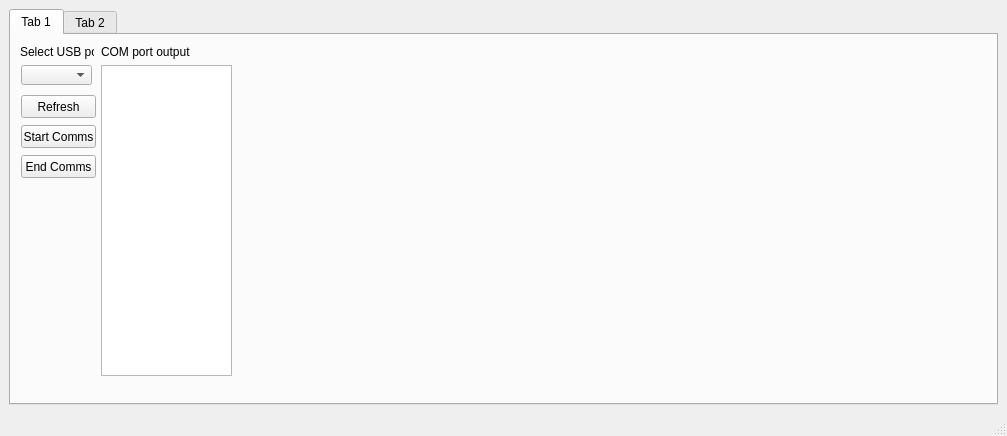
Qt form mainwindow.ui (niallbeggan/TelemetrySystem) before a commit.
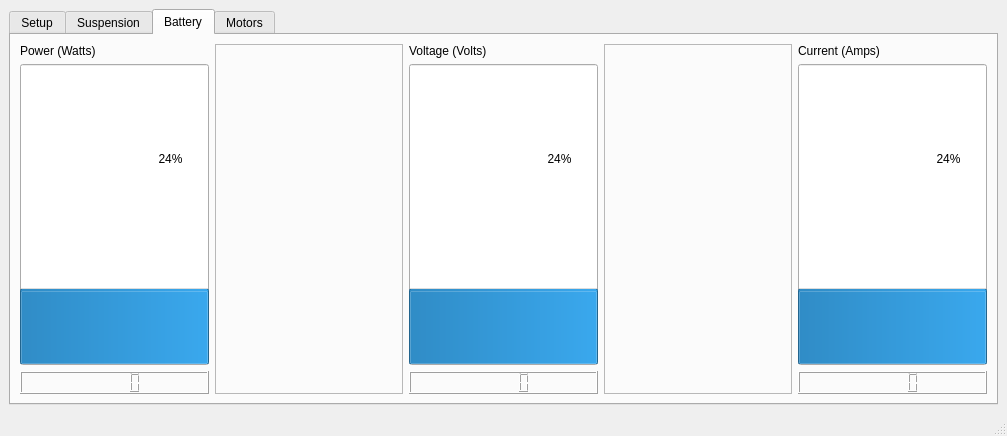
The same form after that commit. The open tabs and pages were chosen to show the change. Custom widgets are drawn as their Qt base class.

Patch:
```diff
--- a/mainwindow.ui
+++ b/mainwindow.ui
@@ -43,25 +43,25 @@
       </property>
       <widget class="QWidget" name="tab">
        <attribute name="title">
-        <string>Tab 1</string>
+        <string>Setup</string>
        </attribute>
        <widget class="QComboBox" name="comboBoxSerialPorts">
         <property name="geometry">
          <rect>
           <x>10</x>
           <y>30</y>
-          <width>71</width>
-          <height>20</height>
+          <width>261</width>
+          <height>41</height>
          </rect>
         </property>
        </widget>
        <widget class="QTextEdit" name="textEdit_2">
         <property name="geometry">
          <rect>
-          <x>90</x>
-          <y>30</y>
-          <width>131</width>
-          <height>311</height>
+          <x>10</x>
+          <y>250</y>
+          <width>261</width>
+          <height>91</height>
          </rect>
         </property>
        </widget>
@@ -69,8 +69,8 @@
         <property name="geometry">
          <rect>
           <x>10</x>
-          <y>60</y>
-          <width>75</width>
+          <y>80</y>
+          <width>261</width>
           <height>23</height>
          </rect>
         </property>
@@ -82,26 +82,49 @@
         <property name="geometry">
          <rect>
           <x>10</x>
-          <y>90</y>
-          <width>75</width>
-          <height>23</height>
+          <y>110</y>
+          <width>261</width>
+          <height>51</height>
          </rect>
         </property>
+        <property name="sizePolicy">
+         <sizepolicy hsizetype="Fixed" vsizetype="Fixed">
+          <horstretch>0</horstretch>
+          <verstretch>0</verstretch>
+         </sizepolicy>
+        </property>
+        <property name="cursor">
+         <cursorShape>ArrowCursor</cursorShape>
+        </property>
+        <property name="styleSheet">
+         <string notr="true">background-color: qlineargradient(spread:pad, x1:0, y1:0, x2:1, y2:1, stop:1 rgba(0, 192, 0, 255));
+font: 87 16pt &quot;Arial Black&quot; ;</string>
+        </property>
         <property name="text">
-         <string>Start Comms</string>
+         <string>START COMMS</string>
         </property>
        </widget>
        <widget class="QPushButton" name="endComms">
         <property name="geometry">
          <rect>
           <x>10</x>
-          <y>120</y>
-          <width>75</width>
-          <height>23</height>
+          <y>110</y>
+          <width>261</width>
+          <height>51</height>
          </rect>
         </property>
+        <property name="sizePolicy">
+         <sizepolicy hsizetype="Fixed" vsizetype="Fixed">
+          <horstretch>0</horstretch>
+          <verstretch>0</verstretch>
+         </sizepolicy>
+        </property>
+        <property name="styleSheet">
+         <string notr="true">font: 87 16pt &quot;Arial Black&quot; ;
+background-color: qlineargradient(spread:pad, x1:0, y1:0, x2:1, y2:1, stop:1 rgba(255, 0, 0, 255));</string>
+        </property>
         <property name="text">
-         <string>End Comms</string>
+         <string>STOP COMMS</string>
         </property>
        </widget>
        <widget class="QLabel" name="label">
@@ -120,8 +143,8 @@
        <widget class="QLabel" name="label_2">
         <property name="geometry">
          <rect>
-          <x>90</x>
-          <y>9</y>
+          <x>10</x>
+          <y>220</y>
           <width>171</width>
           <height>16</height>
          </rect>
@@ -133,7 +156,7 @@
       </widget>
       <widget class="QWidget" name="tab_2">
        <attribute name="title">
-        <string>Tab 2</string>
+        <string>Suspension</string>
        </attribute>
        <layout class="QVBoxLayout" name="verticalLayout">
         <item>
@@ -142,12 +165,212 @@
         <item>
          <widget class="QCustomPlot" name="plot" native="true"/>
         </item>
+       </layout>
+      </widget>
+      <widget class="QWidget" name="tab_3">
+       <attribute name="title">
+        <string>Battery</string>
+       </attribute>
+       <layout class="QHBoxLayout" name="horizontalLayout">
         <item>
-         <widget class="QPushButton" name="clearPlot">
-          <property name="text">
-           <string>Clear Plot</string>
-          </property>
-         </widget>
+         <layout class="QVBoxLayout" name="verticalLayout_2">
+          <item>
+           <widget class="QLabel" name="label_3">
+            <property name="text">
+             <string>Power (Watts)</string>
+            </property>
+           </widget>
+          </item>
+          <item>
+           <widget class="QProgressBar" name="power">
+            <property name="sizePolicy">
+             <sizepolicy hsizetype="Preferred" vsizetype="MinimumExpanding">
+              <horstretch>0</horstretch>
+              <verstretch>0</verstretch>
+             </sizepolicy>
+            </property>
+            <property name="value">
+             <number>24</number>
+            </property>
+            <property name="orientation">
+             <enum>Qt::Vertical</enum>
+            </property>
+           </widget>
+          </item>
+          <item>
+           <widget class="QLCDNumber" name="lcdNumber"/>
+          </item>
+         </layout>
+        </item>
+        <item>
+         <layout class="QVBoxLayout" name="verticalLayout_5">
+          <item>
+           <widget class="QFrame" name="frame">
+            <property name="frameShape">
+             <enum>QFrame::StyledPanel</enum>
+            </property>
+            <property name="frameShadow">
+             <enum>QFrame::Raised</enum>
+            </property>
+           </widget>
+          </item>
+         </layout>
+        </item>
+        <item>
+         <layout class="QVBoxLayout" name="verticalLayout_3">
+          <item>
+           <widget class="QLabel" name="label_4">
+            <property name="text">
+             <string>Voltage (Volts)</string>
+            </property>
+           </widget>
+          </item>
+          <item>
+           <widget class="QProgressBar" name="power_2">
+            <property name="sizePolicy">
+             <sizepolicy hsizetype="Preferred" vsizetype="MinimumExpanding">
+              <horstretch>0</horstretch>
+              <verstretch>0</verstretch>
+             </sizepolicy>
+            </property>
+            <property name="value">
+             <number>24</number>
+            </property>
+            <property name="orientation">
+             <enum>Qt::Vertical</enum>
+            </property>
+           </widget>
+          </item>
+          <item>
+           <widget class="QLCDNumber" name="lcdNumber_2"/>
+          </item>
+         </layout>
+        </item>
+        <item>
+         <layout class="QVBoxLayout" name="verticalLayout_6">
+          <item>
+           <widget class="QFrame" name="frame_2">
+            <property name="frameShape">
+             <enum>QFrame::StyledPanel</enum>
+            </property>
+            <property name="frameShadow">
+             <enum>QFrame::Raised</enum>
+            </property>
+           </widget>
+          </item>
+         </layout>
+        </item>
+        <item>
+         <layout class="QVBoxLayout" name="verticalLayout_4">
+          <item>
+           <widget class="QLabel" name="label_5">
+            <property name="text">
+             <string>Current (Amps)</string>
+            </property>
+           </widget>
+          </item>
+          <item>
+           <widget class="QProgressBar" name="power_3">
+            <property name="sizePolicy">
+             <sizepolicy hsizetype="Preferred" vsizetype="MinimumExpanding">
+              <horstretch>0</horstretch>
+              <verstretch>0</verstretch>
+             </sizepolicy>
+            </property>
+            <property name="value">
+             <number>24</number>
+            </property>
+            <property name="orientation">
+             <enum>Qt::Vertical</enum>
+            </property>
+           </widget>
+          </item>
+          <item>
+           <widget class="QLCDNumber" name="lcdNumber_3"/>
+          </item>
+         </layout>
+        </item>
+       </layout>
+      </widget>
+      <widget class="QWidget" name="tab_4">
+       <attribute name="title">
+        <string>Motors</string>
+       </attribute>
+       <layout class="QHBoxLayout" name="horizontalLayout_2">
+        <item>
+         <layout class="QVBoxLayout" name="verticalLayout_7">
+          <item>
+           <widget class="QLabel" name="label_6">
+            <property name="text">
+             <string>LeftMotor</string>
+            </property>
+           </widget>
+          </item>
+          <item>
+           <widget class="QGauge" name="gaugetest" native="true">
+            <property name="sizePolicy">
+             <sizepolicy hsizetype="Expanding" vsizetype="Expanding">
+              <horstretch>0</horstretch>
+              <verstretch>0</verstretch>
+             </sizepolicy>
+            </property>
+           </widget>
+          </item>
+          <item>
+           <widget class="QProgressBar" name="progressBar">
+            <property name="sizePolicy">
+             <sizepolicy hsizetype="Expanding" vsizetype="Expanding">
+              <horstretch>0</horstretch>
+              <verstretch>0</verstretch>
+             </sizepolicy>
+            </property>
+            <property name="value">
+             <number>24</number>
+            </property>
+           </widget>
+          </item>
+          <item>
+           <widget class="QPushButton" name="pushButton">
+            <property name="text">
+             <string>PushButton</string>
+            </property>
+           </widget>
+          </item>
+         </layout>
+        </item>
+        <item>
+         <layout class="QVBoxLayout" name="verticalLayout_8">
+          <item>
+           <widget class="QLabel" name="label_7">
+            <property name="text">
+             <string>RightMotor</string>
+            </property>
+           </widget>
+          </item>
+          <item>
+           <widget class="QGauge" name="gaugetest_2" native="true">
+            <property name="sizePolicy">
+             <sizepolicy hsizetype="Expanding" vsizetype="Expanding">
+              <horstretch>0</horstretch>
+              <verstretch>0</verstretch>
+             </sizepolicy>
+            </property>
+           </widget>
+          </item>
+          <item>
+           <widget class="QProgressBar" name="progressBar_4">
+            <property name="sizePolicy">
+             <sizepolicy hsizetype="Expanding" vsizetype="Expanding">
+              <horstretch>0</horstretch>
+              <verstretch>0</verstretch>
+             </sizepolicy>
+            </property>
+            <property name="value">
+             <number>24</number>
+            </property>
+           </widget>
+          </item>
+         </layout>
         </item>
        </layout>
       </widget>
@@ -174,6 +397,12 @@
    <header>qcustomplot.h</header>
    <container>1</container>
   </customwidget>
+  <customwidget>
+   <class>QGauge</class>
+   <extends>QWidget</extends>
+   <header>qgauge.h</header>
+   <container>1</container>
+  </customwidget>
  </customwidgets>
  <resources/>
  <connections/>
```
Left out of the diff: 3 changed lines with no effect on the pictures.
